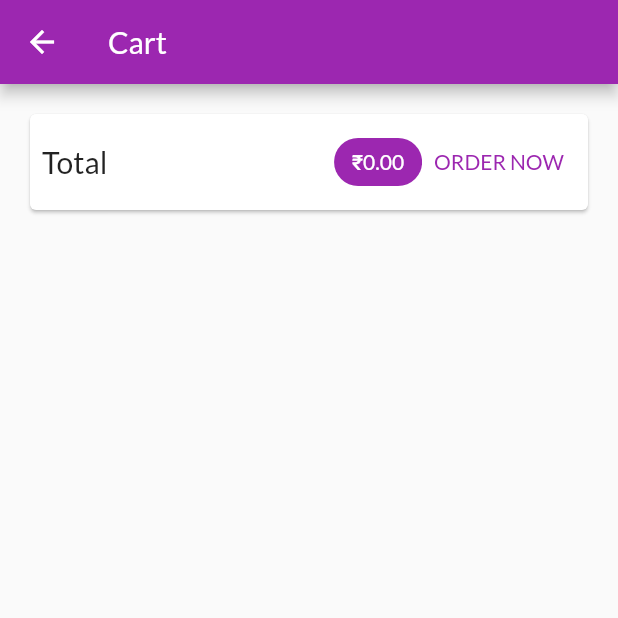
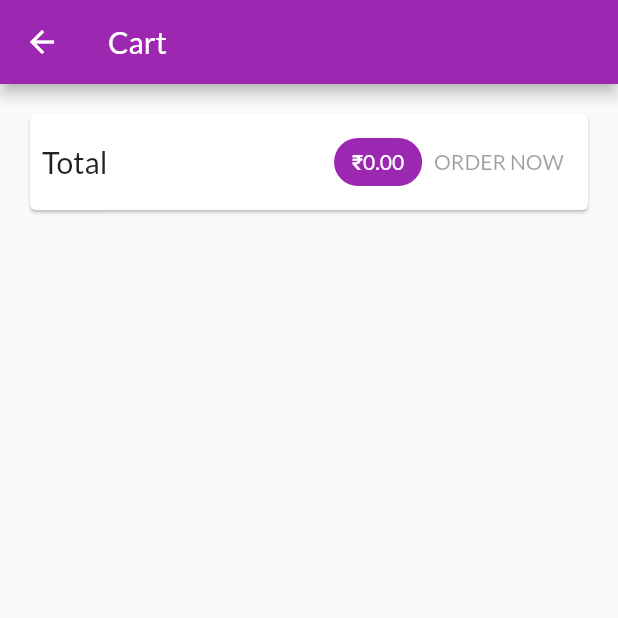
Before and after one commit to manas-yu/flipzon, a Flutter app: the CartScreen screen opened by its route, on a phone screen of 412 x 824 dp, the top half of it. Run offline on Flutter 3.47's test engine with Material 2 defaults, Android fonts, the phone set to English and light mode, and no system bars; network calls fail.

```diff
--- a/lib/providers/products.dart
+++ b/lib/providers/products.dart
@@ -44,6 +44,9 @@ class Products with ChangeNotifier {
       print(json.decode(response.body));
       final extractedData = json.decode(response.body) as Map<String, dynamic>;
       final List<Product> loadedProducts = [];
+      if (extractedData == null) {
+        return;
+      }
       extractedData.forEach((prodId, prodData) {
         loadedProducts.add(Product(
           description: prodData['description'],
--- a/lib/screens/cart_screen.dart
+++ b/lib/screens/cart_screen.dart
@@ -40,14 +40,7 @@ class CartScreen extends StatelessWidget {
                     ),
                     backgroundColor: Theme.of(context).colorScheme.primary,
                   ),
-                  TextButton(
-                    onPressed: () {
-                      Provider.of<Orders>(context, listen: false).addOrder(
-                          cartData.items.values.toList(), cartData.totalCost);
-                      cartData.clearCart();
-                    },
-                    child: Text('ORDER NOW'),
-                  )
+                  OrderButton(cartData: cartData)
                 ],
               ),
             ),
@@ -68,3 +61,39 @@ class CartScreen extends StatelessWidget {
     );
   }
 }
+
+class OrderButton extends StatefulWidget {
+  const OrderButton({
+    Key key,
+    @required this.cartData,
+  }) : super(key: key);
+
+  final Cart cartData;
+
+  @override
+  State<OrderButton> createState() => _OrderButtonState();
+}
+
+class _OrderButtonState extends State<OrderButton> {
+  var isLoading = false;
+  @override
+  Widget build(BuildContext context) {
+    return TextButton(
+      onPressed: (widget.cartData.totalCost <= 0 || isLoading)
+          ? null
+          : () async {
+              setState(() {
+                isLoading = true;
+              });
+              await Provider.of<Orders>(context, listen: false).addOrder(
+                  widget.cartData.items.values.toList(),
+                  widget.cartData.totalCost);
+              setState(() {
+                isLoading = false;
+              });
+              widget.cartData.clearCart();
+            },
+      child: isLoading ? CircularProgressIndicator() : Text('ORDER NOW'),
+    );
+  }
+}
```
Also changed, not shown: lib/providers/orders.dart (+53 -3 lines).
